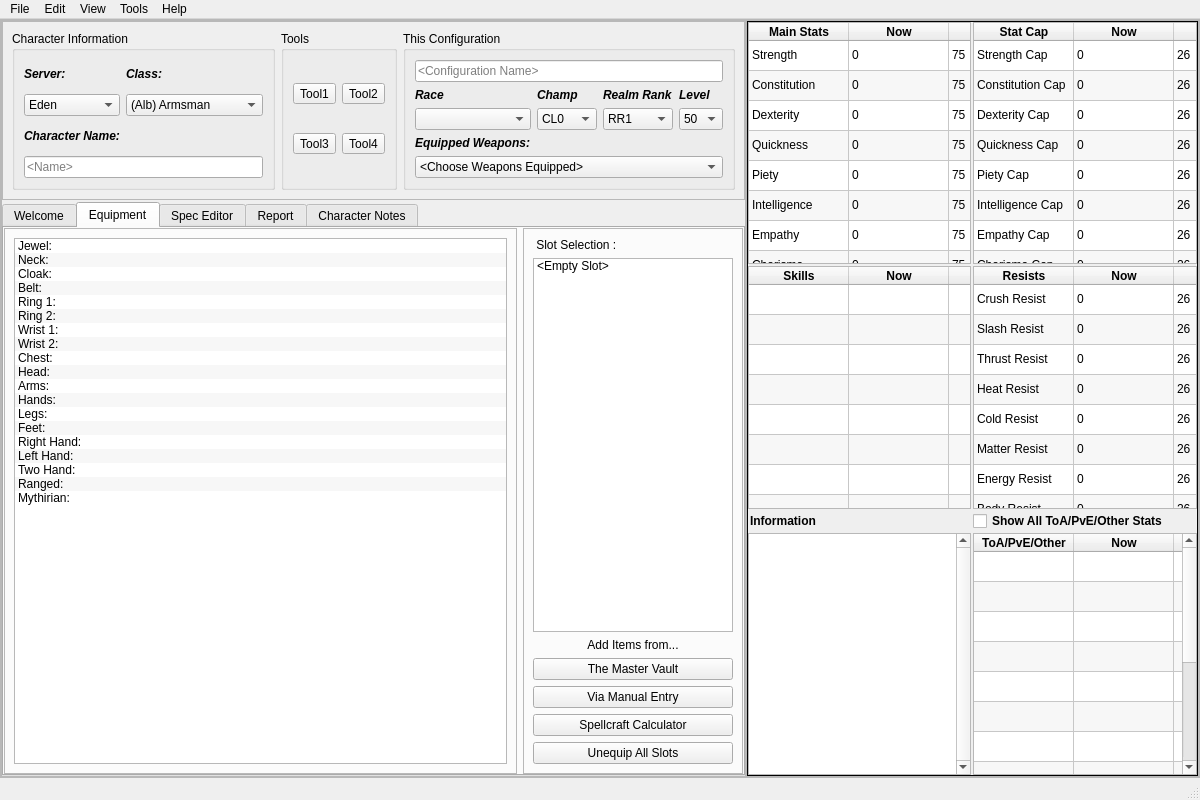
Before: the Qt Designer form gbx.ui in haydena23/TempStar, drawn with Qt 5.
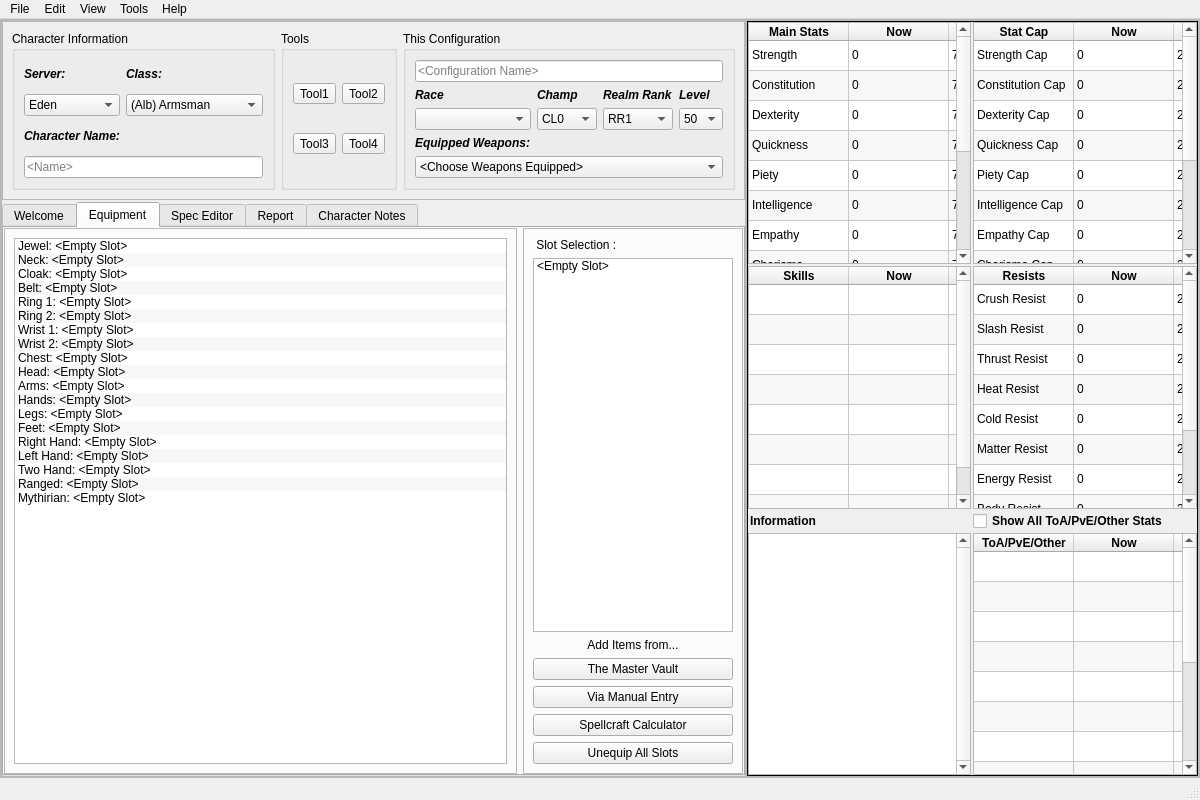
After: the same form once the commit is applied.

Diff of the .ui file:
```diff
--- a/gbx.ui
+++ b/gbx.ui
@@ -1052,6 +1052,9 @@
                 <layout class="QVBoxLayout" name="verticalLayout_4">
                  <item>
                   <widget class="QListWidget" name="itemsListWidget">
+                   <property name="verticalScrollBarPolicy">
+                    <enum>Qt::ScrollBarAlwaysOff</enum>
+                   </property>
                    <property name="horizontalScrollBarPolicy">
                     <enum>Qt::ScrollBarAlwaysOff</enum>
                    </property>
@@ -1063,97 +1066,97 @@
                    </property>
                    <item>
                     <property name="text">
-                     <string>Jewel:</string>
+                     <string>Jewel: &lt;Empty Slot&gt;</string>
                     </property>
                    </item>
                    <item>
                     <property name="text">
-                     <string>Neck:</string>
+                     <string>Neck: &lt;Empty Slot&gt;</string>
                     </property>
                    </item>
                    <item>
                     <property name="text">
-                     <string>Cloak:</string>
+                     <string>Cloak: &lt;Empty Slot&gt;</string>
                     </property>
                    </item>
                    <item>
                     <property name="text">
-                     <string>Belt:</string>
+                     <string>Belt: &lt;Empty Slot&gt;</string>
                     </property>
                    </item>
                    <item>
                     <property name="text">
-                     <string>Ring 1:</string>
+                     <string>Ring 1: &lt;Empty Slot&gt;</string>
                     </property>
                    </item>
                    <item>
                     <property name="text">
-                     <string>Ring 2:</string>
+                     <string>Ring 2: &lt;Empty Slot&gt;</string>
                     </property>
                    </item>
                    <item>
                     <property name="text">
-                     <string>Wrist 1:</string>
+                     <string>Wrist 1: &lt;Empty Slot&gt;</string>
                     </property>
                    </item>
                    <item>
                     <property name="text">
-                     <string>Wrist 2:</string>
+                     <string>Wrist 2: &lt;Empty Slot&gt;</string>
                     </property>
                    </item>
                    <item>
                     <property name="text">
-                     <string>Chest:</string>
+                     <string>Chest: &lt;Empty Slot&gt;</string>
                     </property>
                    </item>
                    <item>
                     <property name="text">
-                     <string>Head:</string>
+                     <string>Head: &lt;Empty Slot&gt;</string>
                     </property>
                    </item>
                    <item>
                     <property name="text">
-                     <string>Arms:</string>
+                     <string>Arms: &lt;Empty Slot&gt;</string>
                     </property>
                    </item>
                    <item>
                     <property name="text">
-                     <string>Hands:</string>
+                     <string>Hands: &lt;Empty Slot&gt;</string>
                     </property>
                    </item>
                    <item>
                     <property name="text">
-                     <string>Legs:</string>
+                     <string>Legs: &lt;Empty Slot&gt;</string>
                     </property>
                    </item>
                    <item>
                     <property name="text">
-                     <string>Feet:</string>
+                     <string>Feet: &lt;Empty Slot&gt;</string>
                     </property>
                    </item>
                    <item>
                     <property name="text">
-                     <string>Right Hand:</string>
+                     <string>Right Hand: &lt;Empty Slot&gt;</string>
                     </property>
                    </item>
                    <item>
                     <property name="text">
-                     <string>Left Hand:</string>
+                     <string>Left Hand: &lt;Empty Slot&gt;</string>
                     </property>
                    </item>
                    <item>
                     <property name="text">
-                     <string>Two Hand:</string>
+                     <string>Two Hand: &lt;Empty Slot&gt;</string>
                     </property>
                    </item>
                    <item>
                     <property name="text">
-                     <string>Ranged:</string>
+                     <string>Ranged: &lt;Empty Slot&gt;</string>
                     </property>
                    </item>
                    <item>
                     <property name="text">
-                     <string>Mythirian:</string>
+                     <string>Mythirian: &lt;Empty Slot&gt;</string>
                     </property>
                    </item>
                   </widget>
@@ -1699,7 +1702,7 @@
 }</string>
                </property>
                <property name="verticalScrollBarPolicy">
-                <enum>Qt::ScrollBarAlwaysOff</enum>
+                <enum>Qt::ScrollBarAsNeeded</enum>
                </property>
                <property name="horizontalScrollBarPolicy">
                 <enum>Qt::ScrollBarAlwaysOff</enum>
@@ -1962,7 +1965,7 @@
                 <enum>QFrame::StyledPanel</enum>
                </property>
                <property name="verticalScrollBarPolicy">
-                <enum>Qt::ScrollBarAlwaysOff</enum>
+                <enum>Qt::ScrollBarAsNeeded</enum>
                </property>
                <property name="horizontalScrollBarPolicy">
                 <enum>Qt::ScrollBarAlwaysOff</enum>
@@ -2306,7 +2309,7 @@
 }</string>
                </property>
                <property name="verticalScrollBarPolicy">
-                <enum>Qt::ScrollBarAlwaysOff</enum>
+                <enum>Qt::ScrollBarAsNeeded</enum>
                </property>
                <property name="horizontalScrollBarPolicy">
                 <enum>Qt::ScrollBarAlwaysOff</enum>
@@ -2369,7 +2372,7 @@
 }</string>
                </property>
                <property name="verticalScrollBarPolicy">
-                <enum>Qt::ScrollBarAlwaysOff</enum>
+                <enum>Qt::ScrollBarAsNeeded</enum>
                </property>
                <property name="horizontalScrollBarPolicy">
                 <enum>Qt::ScrollBarAlwaysOff</enum>
```
Left out of the diff: 2 changed lines with no effect on the pictures.
